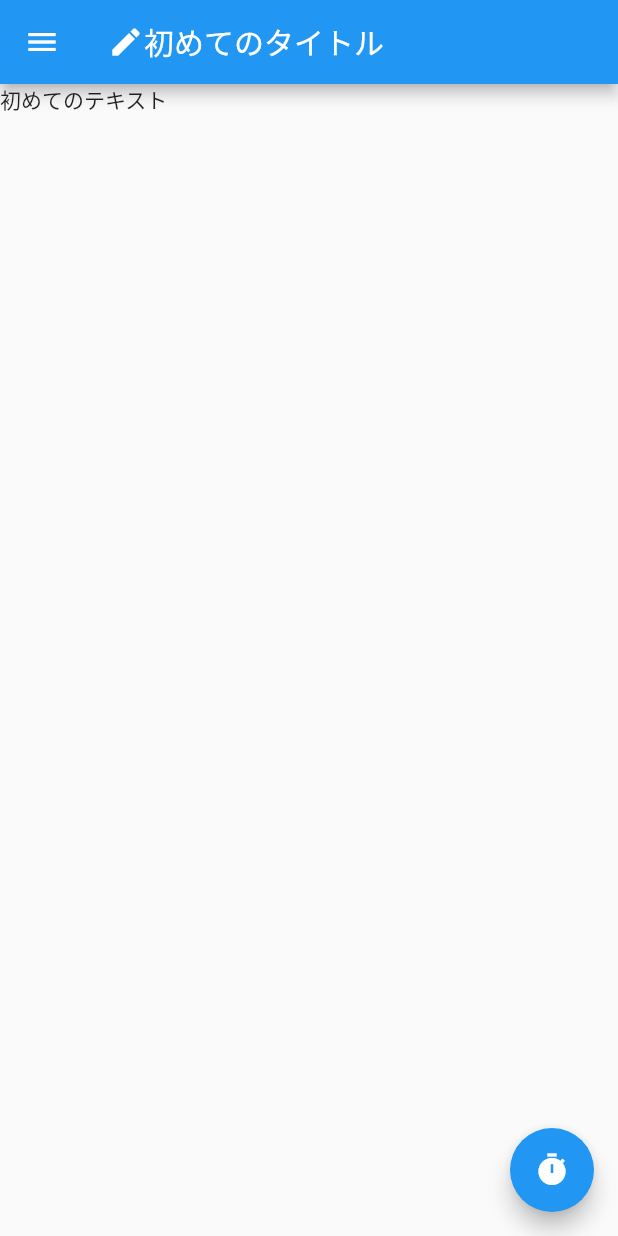
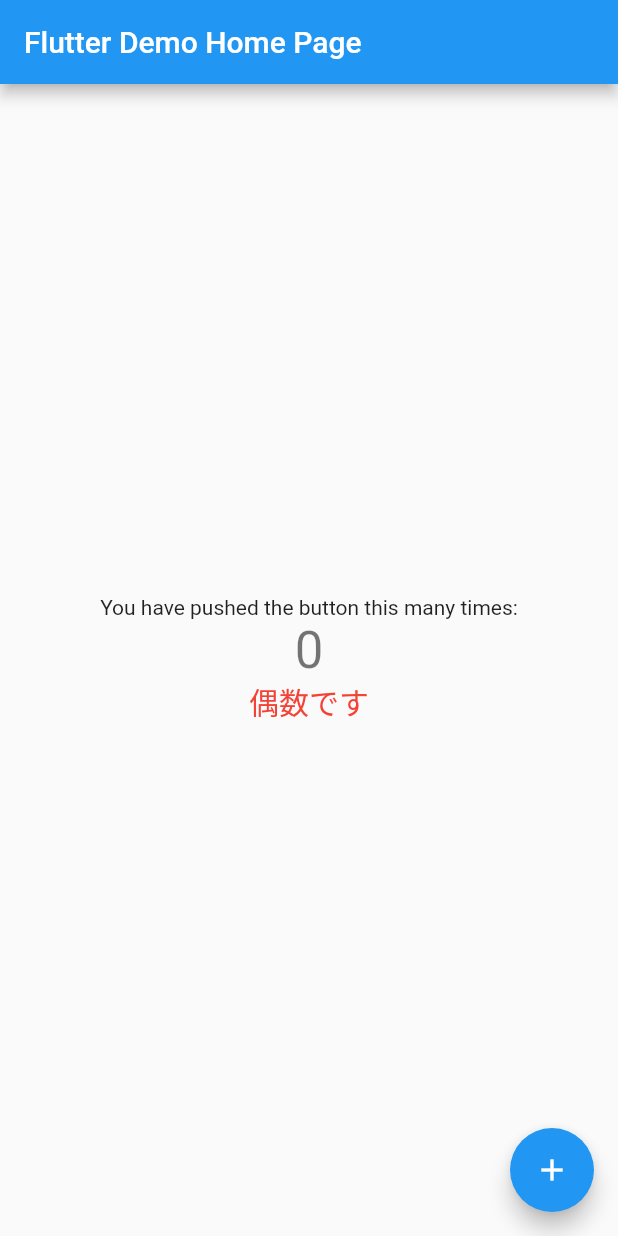
Before and after one commit to Osadakun/sample_flutter, a Flutter app: the screen it shows after launch, on a phone screen of 412 x 824 dp. Run offline on Flutter 3.47's test engine with Material 2 defaults, Android fonts, the phone set to English and light mode, and no system bars.

Commit message:
両方準備して条件に合う方だけを表示

```diff
--- a/sample_project/lib/main.dart
+++ b/sample_project/lib/main.dart
@@ -33,51 +33,47 @@ class MyHomePage extends StatefulWidget {
 
 class _MyHomePageState extends State<MyHomePage> {
   int _counter = 0;
+  String _type = "偶数";
 
   void _incrementCounter() {
     setState(() {
       _counter++;
+      if (_counter % 2 == 0) {
+        _type = "偶数";
+      } else {
+        _type = "奇数";
+      }
     });
   }
-
   @override
   Widget build(BuildContext context) {
     return Scaffold(
       appBar: AppBar(
-      title: Row(children: [
-        Icon(Icons.create),
-        Text("初めてのタイトル"),
-      ]
-      )
+        title: Text(widget.title)
         ),
-    drawer: Drawer(child: Center(child: Text("Drawer"))),
-    body: Text("初めてのテキスト"),
+      body: Center(
+        child: Column(
+          mainAxisAlignment: MainAxisAlignment.center,
+          children: <Widget>[
+            Text(
+              'You have pushed the button this many times:',
+            ),
+            Text(
+              '$_counter',
+              style: Theme.of(context).textTheme.headline4,
+            ),
+            if (_counter % 2 == 0)
+              Text('偶数です', style: TextStyle(fontSize: 20, color: Colors.red)),
+            if (_counter % 2 == 1)
+              Text('奇数です', style: TextStyle(fontSize: 20, color: Colors.red)),
+          ],
+        ),
+      ),
       floatingActionButton: FloatingActionButton(
-      onPressed: () => {print("押したね？")},
-      child: Icon(Icons.timer),
-    ),
+          onPressed: _incrementCounter,
+          tooltip: 'Increment',
+          child: const Icon(Icons.add),
+      ), // This trailing comma makes auto-formatting nicer for build methods.
     );
 }
-  // body: Center(
-  //   child: Column(
-  //     mainAxisAlignment: MainAxisAlignment.center,
-  //     children: <Widget>[
-  //       const Text(
-  //         'You have pushed the button this many times:',
-  //       ),
-  //       Text(
-  //         '$_counter',
-  //         style: Theme.of(context).textTheme.headline4,
-  //       ),
-  //     ],
-  //   ),
-  // ),
-//       floatingActionButton: FloatingActionButton(
-//         onPressed: _incrementCounter,
-//         tooltip: 'Increment',
-//         child: const Icon(Icons.add),
-//       ), // This trailing comma makes auto-formatting nicer for build methods.
-//     );
-//   }
-// }
 }
```
Lines whose indentation alone changed are shown as unchanged.
